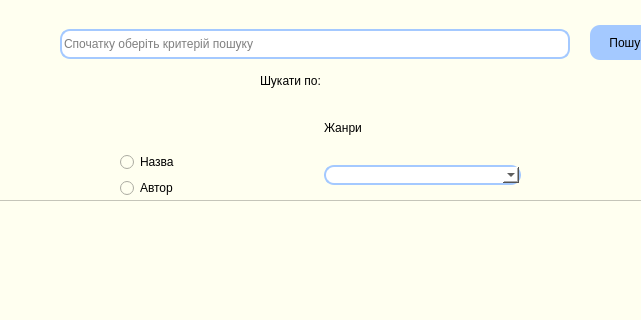
First picture: the form in booksearch_design.ui, repository Rozumniak/liblary_app, before the edit; both pictures show x 130 to 771 and y 0 to 320 of the 1107 by 719 pixel window.
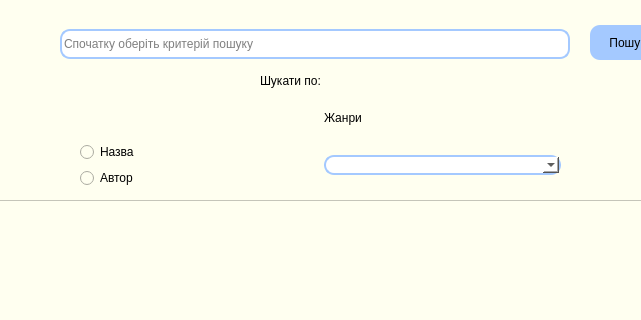
Second picture: the form after the edit. Icons and pictures are not drawn.

Commit message: visitor screen refresh after visitor button clicked

Patch:
```diff
--- a/booksearch_design.ui
+++ b/booksearch_design.ui
@@ -141,9 +141,9 @@
    <widget class="QWidget" name="layoutWidget">
     <property name="geometry">
      <rect>
-      <x>250</x>
-      <y>110</y>
-      <width>401</width>
+      <x>210</x>
+      <y>100</y>
+      <width>481</width>
       <height>88</height>
      </rect>
     </property>
```
The commit also changes 4 other files.
